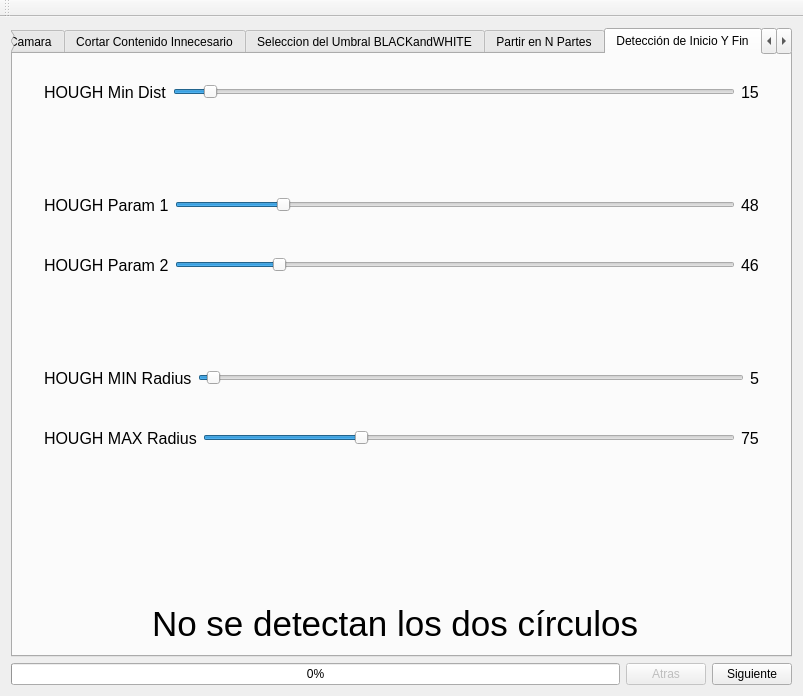
First picture: the form in ventanaprincipal.ui, repository dianjuar/ModuloVisionArtifiical_ACO, before the edit.
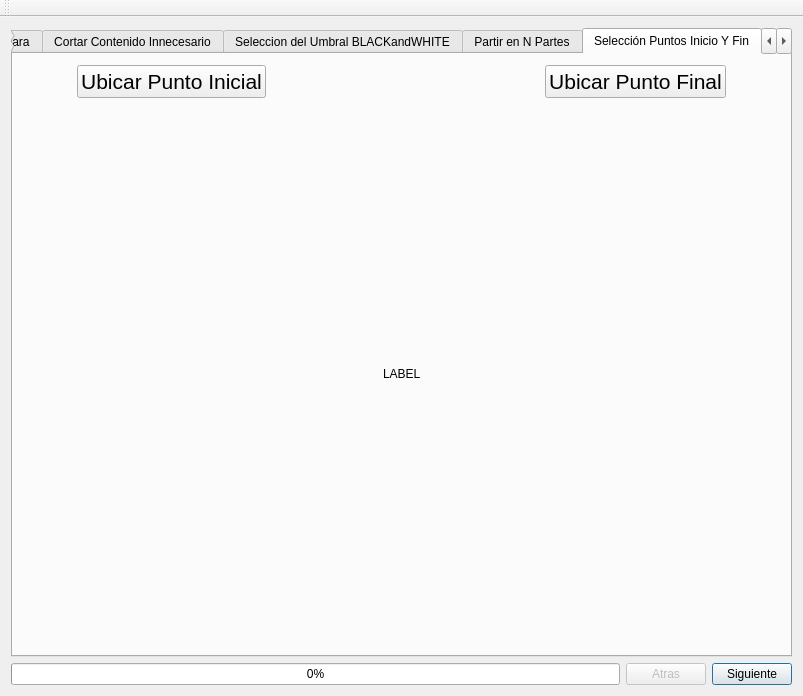
Second picture: the form after the edit. Icons and pictures are not drawn.

Commit message: mejoramiento visual de la selección de inicio y fin

```diff
--- a/ventanaprincipal.ui
+++ b/ventanaprincipal.ui
@@ -1341,410 +1341,67 @@
       </widget>
       <widget class="QWidget" name="tab_4">
        <attribute name="title">
-        <string>Detección de Inicio Y Fin</string>
+        <string>Selección Puntos Inicio Y Fin</string>
        </attribute>
        <layout class="QVBoxLayout" name="verticalLayout_5">
-        <item>
-         <layout class="QHBoxLayout" name="horizontalLayout_9">
-          <item>
-           <spacer name="verticalSpacer_8">
-            <property name="orientation">
-             <enum>Qt::Vertical</enum>
-            </property>
-            <property name="sizeHint" stdset="0">
-             <size>
-              <width>20</width>
-              <height>40</height>
-             </size>
-            </property>
-           </spacer>
-          </item>
-          <item>
-           <widget class="QLabel" name="label_8">
-            <property name="font">
-             <font>
-              <family>Ubuntu</family>
-              <pointsize>12</pointsize>
-             </font>
-            </property>
-            <property name="text">
-             <string>HOUGH Min Dist</string>
-            </property>
-           </widget>
-          </item>
-          <item>
-           <widget class="QSlider" name="slider_HOUGH_min_dist">
-            <property name="minimum">
-             <number>1</number>
-            </property>
-            <property name="maximum">
-             <number>255</number>
-            </property>
-            <property name="value">
-             <number>15</number>
-            </property>
-            <property name="orientation">
-             <enum>Qt::Horizontal</enum>
-            </property>
-           </widget>
-          </item>
-          <item>
-           <widget class="QLabel" name="label_9">
-            <property name="font">
-             <font>
-              <family>Ubuntu</family>
-              <pointsize>12</pointsize>
-             </font>
-            </property>
-            <property name="text">
-             <string>15</string>
-            </property>
-           </widget>
-          </item>
-          <item>
-           <spacer name="verticalSpacer_9">
-            <property name="orientation">
-             <enum>Qt::Vertical</enum>
-            </property>
-            <property name="sizeHint" stdset="0">
-             <size>
-              <width>20</width>
-              <height>40</height>
-             </size>
-            </property>
-           </spacer>
-          </item>
-         </layout>
-        </item>
-        <item>
-         <spacer name="verticalSpacer_18">
-          <property name="orientation">
-           <enum>Qt::Vertical</enum>
-          </property>
-          <property name="sizeHint" stdset="0">
-           <size>
-            <width>20</width>
-            <height>40</height>
-           </size>
-          </property>
-         </spacer>
-        </item>
-        <item>
-         <layout class="QHBoxLayout" name="horizontalLayout_10">
-          <item>
-           <spacer name="verticalSpacer_10">
-            <property name="orientation">
-             <enum>Qt::Vertical</enum>
-            </property>
-            <property name="sizeHint" stdset="0">
-             <size>
-              <width>20</width>
-              <height>40</height>
-             </size>
-            </property>
-           </spacer>
-          </item>
-          <item>
-           <widget class="QLabel" name="label_10">
-            <property name="font">
-             <font>
-              <family>Ubuntu</family>
-              <pointsize>12</pointsize>
-             </font>
-            </property>
-            <property name="text">
-             <string>HOUGH Param 1</string>
-            </property>
-           </widget>
-          </item>
-          <item>
-           <widget class="QSlider" name="slider_HOUGH_param_1">
-            <property name="minimum">
-             <number>1</number>
-            </property>
-            <property name="maximum">
-             <number>255</number>
-            </property>
-            <property name="value">
-             <number>48</number>
-            </property>
-            <property name="orientation">
-             <enum>Qt::Horizontal</enum>
-            </property>
-           </widget>
-          </item>
-          <item>
-           <widget class="QLabel" name="label_11">
-            <property name="font">
-             <font>
-              <family>Ubuntu</family>
-              <pointsize>12</pointsize>
-             </font>
-            </property>
-            <property name="text">
-             <string>48</string>
-            </property>
-           </widget>
-          </item>
-          <item>
-           <spacer name="verticalSpacer_11">
-            <property name="orientation">
-             <enum>Qt::Vertical</enum>
-            </property>
-            <property name="sizeHint" stdset="0">
-             <size>
-              <width>20</width>
-              <height>40</height>
-             </size>
-            </property>
-           </spacer>
-          </item>
-         </layout>
-        </item>
         <item>
          <layout class="QHBoxLayout" name="horizontalLayout_11">
           <item>
-           <spacer name="verticalSpacer_12">
-            <property name="orientation">
-             <enum>Qt::Vertical</enum>
-            </property>
-            <property name="sizeHint" stdset="0">
-             <size>
-              <width>20</width>
-              <height>40</height>
-             </size>
-            </property>
-           </spacer>
+           <layout class="QHBoxLayout" name="horizontalLayout_9">
+            <item>
+             <spacer name="horizontalSpacer_24">
+              <property name="orientation">
+               <enum>Qt::Horizontal</enum>
+              </property>
+              <property name="sizeHint" stdset="0">
+               <size>
+                <width>40</width>
+                <height>20</height>
+               </size>
+              </property>
+             </spacer>
+            </item>
+            <item>
+             <widget class="QLabel" name="label_I_IF">
+              <property name="enabled">
+               <bool>false</bool>
+              </property>
+              <property name="text">
+               <string/>
+              </property>
+              <property name="pixmap">
+               <pixmap>../ModuloDeVisionArtificial_1_1+GIT-build-desktop-Qt_4_8_1_in_PATH__System__Release/media/inicio.png</pixmap>
+              </property>
+             </widget>
+            </item>
+            <item>
+             <widget class="QPushButton" name="pushButton_setPI_IF">
+              <property name="font">
+               <font>
+                <family>Ubuntu</family>
+                <pointsize>16</pointsize>
+               </font>
+              </property>
+              <property name="text">
+               <string>Ubicar Punto Inicial</string>
+              </property>
+             </widget>
+            </item>
+            <item>
+             <widget class="QLabel" name="label_puntoIState_IF">
+              <property name="enabled">
+               <bool>true</bool>
+              </property>
+              <property name="text">
+               <string/>
+              </property>
+              <property name="pixmap">
+               <pixmap>../ModuloDeVisionArtificial_1_1+GIT-build-desktop-Qt_4_8_1_in_PATH__System__Release/media/TestConnection/error.png</pixmap>
+              </property>
+             </widget>
+            </item>
+           </layout>
           </item>
-          <item>
-           <widget class="QLabel" name="label_12">
-            <property name="font">
-             <font>
-              <family>Ubuntu</family>
-              <pointsize>12</pointsize>
-             </font>
-            </property>
-            <property name="text">
-             <string>HOUGH Param 2</string>
-            </property>
-           </widget>
-          </item>
-          <item>
-           <widget class="QSlider" name="slider_HOUGH_param_2">
-            <property name="minimum">
-             <number>1</number>
-            </property>
-            <property name="maximum">
-             <number>255</number>
-            </property>
-            <property name="value">
-             <number>46</number>
-            </property>
-            <property name="orientation">
-             <enum>Qt::Horizontal</enum>
-            </property>
-           </widget>
-          </item>
-          <item>
-           <widget class="QLabel" name="label_13">
-            <property name="font">
-             <font>
-              <family>Ubuntu</family>
-              <pointsize>12</pointsize>
-             </font>
-            </property>
-            <property name="text">
-             <string>46</string>
-            </property>
-           </widget>
-          </item>
-          <item>
-           <spacer name="verticalSpacer_13">
-            <property name="orientation">
-             <enum>Qt::Vertical</enum>
-            </property>
-            <property name="sizeHint" stdset="0">
-             <size>
-              <width>20</width>
-              <height>40</height>
-             </size>
-            </property>
-           </spacer>
-          </item>
-         </layout>
-        </item>
-        <item>
-         <spacer name="verticalSpacer_19">
-          <property name="orientation">
-           <enum>Qt::Vertical</enum>
-          </property>
-          <property name="sizeHint" stdset="0">
-           <size>
-            <width>20</width>
-            <height>40</height>
-           </size>
-          </property>
-         </spacer>
-        </item>
-        <item>
-         <layout class="QHBoxLayout" name="horizontalLayout_12">
-          <item>
-           <spacer name="verticalSpacer_14">
-            <property name="orientation">
-             <enum>Qt::Vertical</enum>
-            </property>
-            <property name="sizeHint" stdset="0">
-             <size>
-              <width>20</width>
-              <height>40</height>
-             </size>
-            </property>
-           </spacer>
-          </item>
-          <item>
-           <widget class="QLabel" name="label_14">
-            <property name="font">
-             <font>
-              <family>Ubuntu</family>
-              <pointsize>12</pointsize>
-             </font>
-            </property>
-            <property name="text">
-             <string>HOUGH MIN Radius</string>
-            </property>
-           </widget>
-          </item>
-          <item>
-           <widget class="QSlider" name="slider_HOUGH_min_radius">
-            <property name="minimum">
-             <number>1</number>
-            </property>
-            <property name="maximum">
-             <number>255</number>
-            </property>
-            <property name="value">
-             <number>5</number>
-            </property>
-            <property name="orientation">
-             <enum>Qt::Horizontal</enum>
-            </property>
-           </widget>
-          </item>
-          <item>
-           <widget class="QLabel" name="label_15">
-            <property name="font">
-             <font>
-              <family>Ubuntu</family>
-              <pointsize>12</pointsize>
-             </font>
-            </property>
-            <property name="text">
-             <string>5</string>
-            </property>
-           </widget>
-          </item>
-          <item>
-           <spacer name="verticalSpacer_15">
-            <property name="orientation">
-             <enum>Qt::Vertical</enum>
-            </property>
-            <property name="sizeHint" stdset="0">
-             <size>
-              <width>20</width>
-              <height>40</height>
-             </size>
-            </property>
-           </spacer>
-          </item>
-         </layout>
-        </item>
-        <item>
-         <layout class="QHBoxLayout" name="horizontalLayout_13">
-          <item>
-           <spacer name="verticalSpacer_16">
-            <property name="orientation">
-             <enum>Qt::Vertical</enum>
-            </property>
-            <property name="sizeHint" stdset="0">
-             <size>
-              <width>20</width>
-              <height>40</height>
-             </size>
-            </property>
-           </spacer>
-          </item>
-          <item>
-           <widget class="QLabel" name="label_16">
-            <property name="font">
-             <font>
-              <family>Ubuntu</family>
-              <pointsize>12</pointsize>
-             </font>
-            </property>
-            <property name="text">
-             <string>HOUGH MAX Radius</string>
-            </property>
-           </widget>
-          </item>
-          <item>
-           <widget class="QSlider" name="slider_HOUGH_max_radius">
-            <property name="minimum">
-             <number>1</number>
-            </property>
-            <property name="maximum">
-             <number>255</number>
-            </property>
-            <property name="value">
-             <number>75</number>
-            </property>
-            <property name="orientation">
-             <enum>Qt::Horizontal</enum>
-            </property>
-           </widget>
-          </item>
-          <item>
-           <widget class="QLabel" name="label_17">
-            <property name="font">
-             <font>
-              <family>Ubuntu</family>
-              <pointsize>12</pointsize>
-             </font>
-            </property>
-            <property name="text">
-             <string>75</string>
-            </property>
-           </widget>
-          </item>
-          <item>
-           <spacer name="verticalSpacer_17">
-            <property name="orientation">
-             <enum>Qt::Vertical</enum>
-            </property>
-            <property name="sizeHint" stdset="0">
-             <size>
-              <width>20</width>
-              <height>40</height>
-             </size>
-            </property>
-           </spacer>
-          </item>
-         </layout>
-        </item>
-        <item>
-         <spacer name="verticalSpacer_20">
-          <property name="orientation">
-           <enum>Qt::Vertical</enum>
-          </property>
-          <property name="sizeHint" stdset="0">
-           <size>
-            <width>20</width>
-            <height>40</height>
-           </size>
-          </property>
-         </spacer>
-        </item>
-        <item>
-         <layout class="QHBoxLayout" name="horizontalLayout_14">
           <item>
            <spacer name="horizontalSpacer_7">
             <property name="orientation">
@@ -1752,6 +1409,92 @@
             </property>
             <property name="sizeHint" stdset="0">
              <size>
+              <width>38</width>
+              <height>18</height>
+             </size>
+            </property>
+           </spacer>
+          </item>
+          <item>
+           <layout class="QHBoxLayout" name="horizontalLayout_10">
+            <item>
+             <widget class="QLabel" name="label_F_IF">
+              <property name="enabled">
+               <bool>false</bool>
+              </property>
+              <property name="text">
+               <string/>
+              </property>
+              <property name="pixmap">
+               <pixmap>../ModuloDeVisionArtificial_1_1+GIT-build-desktop-Qt_4_8_1_in_PATH__System__Release/media/fin.png</pixmap>
+              </property>
+             </widget>
+            </item>
+            <item>
+             <widget class="QPushButton" name="pushButton_setPF_IF">
+              <property name="font">
+               <font>
+                <family>Ubuntu</family>
+                <pointsize>16</pointsize>
+               </font>
+              </property>
+              <property name="text">
+               <string>Ubicar Punto Final</string>
+              </property>
+             </widget>
+            </item>
+            <item>
+             <widget class="QLabel" name="label_puntoFState_IF">
+              <property name="enabled">
+               <bool>true</bool>
+              </property>
+              <property name="text">
+               <string/>
+              </property>
+              <property name="pixmap">
+               <pixmap>../ModuloDeVisionArtificial_1_1+GIT-build-desktop-Qt_4_8_1_in_PATH__System__Release/media/TestConnection/error.png</pixmap>
+              </property>
+             </widget>
+            </item>
+            <item>
+             <spacer name="horizontalSpacer_29">
+              <property name="orientation">
+               <enum>Qt::Horizontal</enum>
+              </property>
+              <property name="sizeHint" stdset="0">
+               <size>
+                <width>40</width>
+                <height>20</height>
+               </size>
+              </property>
+             </spacer>
+            </item>
+           </layout>
+          </item>
+         </layout>
+        </item>
+        <item>
+         <spacer name="verticalSpacer_8">
+          <property name="orientation">
+           <enum>Qt::Vertical</enum>
+          </property>
+          <property name="sizeHint" stdset="0">
+           <size>
+            <width>20</width>
+            <height>40</height>
+           </size>
+          </property>
+         </spacer>
+        </item>
+        <item>
+         <layout class="QHBoxLayout" name="horizontalLayout_12">
+          <item>
+           <spacer name="horizontalSpacer_8">
+            <property name="orientation">
+             <enum>Qt::Horizontal</enum>
+            </property>
+            <property name="sizeHint" stdset="0">
+             <size>
               <width>40</width>
               <height>20</height>
              </size>
@@ -1759,9 +1502,12 @@
            </spacer>
           </item>
           <item>
-           <widget class="QLabel" name="label_displayF3">
+           <widget class="QLabel" name="label_display_IF">
             <property name="text">
-             <string/>
+             <string>LABEL</string>
+            </property>
+            <property name="pixmap">
+             <pixmap>media/CamNOT_FOUND.png</pixmap>
             </property>
             <property name="scaledContents">
              <bool>false</bool>
@@ -1772,36 +1518,6 @@
            </widget>
           </item>
           <item>
-           <spacer name="horizontalSpacer_8">
-            <property name="orientation">
-             <enum>Qt::Horizontal</enum>
-            </property>
-            <property name="sizeHint" stdset="0">
-             <size>
-              <width>40</width>
-              <height>20</height>
-             </size>
-            </property>
-           </spacer>
-          </item>
-         </layout>
-        </item>
-        <item>
-         <spacer name="verticalSpacer_24">
-          <property name="orientation">
-           <enum>Qt::Vertical</enum>
-          </property>
-          <property name="sizeHint" stdset="0">
-           <size>
-            <width>20</width>
-            <height>40</height>
-           </size>
-          </property>
-         </spacer>
-        </item>
-        <item>
-         <layout class="QHBoxLayout" name="horizontalLayout_22">
-          <item>
            <spacer name="horizontalSpacer_23">
             <property name="orientation">
              <enum>Qt::Horizontal</enum>
@@ -1814,44 +1530,21 @@
             </property>
            </spacer>
           </item>
-          <item>
-           <widget class="QLabel" name="label_errorText_F3">
-            <property name="font">
-             <font>
-              <family>Ubuntu</family>
-              <pointsize>26</pointsize>
-             </font>
-            </property>
-            <property name="text">
-             <string>No se detectan los dos círculos</string>
-            </property>
-           </widget>
-          </item>
-          <item>
-           <widget class="QLabel" name="label_errorImg_F3">
-            <property name="text">
-             <string/>
-            </property>
-            <property name="pixmap">
-             <pixmap>../ModuloDeVisionArtificial_1_1+GIT-build-desktop-Qt_4_8_1_in_PATH__System__Release/media/TestConnection/Bad.png</pixmap>
-            </property>
-           </widget>
-          </item>
-          <item>
-           <spacer name="horizontalSpacer_24">
-            <property name="orientation">
-             <enum>Qt::Horizontal</enum>
-            </property>
-            <property name="sizeHint" stdset="0">
-             <size>
-              <width>40</width>
-              <height>20</height>
-             </size>
-            </property>
-           </spacer>
-          </item>
          </layout>
         </item>
+        <item>
+         <spacer name="verticalSpacer_9">
+          <property name="orientation">
+           <enum>Qt::Vertical</enum>
+          </property>
+          <property name="sizeHint" stdset="0">
+           <size>
+            <width>20</width>
+            <height>40</height>
+           </size>
+          </property>
+         </spacer>
+        </item>
        </layout>
       </widget>
       <widget class="QWidget" name="tab_6">
@@ -2323,6 +2016,15 @@
         <property name="text">
          <string>Siguiente</string>
         </property>
+        <property name="autoDefault">
+         <bool>false</bool>
+        </property>
+        <property name="default">
+         <bool>true</bool>
+        </property>
+        <property name="flat">
+         <bool>false</bool>
+        </property>
        </widget>
       </item>
      </layout>
```
Left out of the diff: 112 changed lines with no effect on the pictures.
